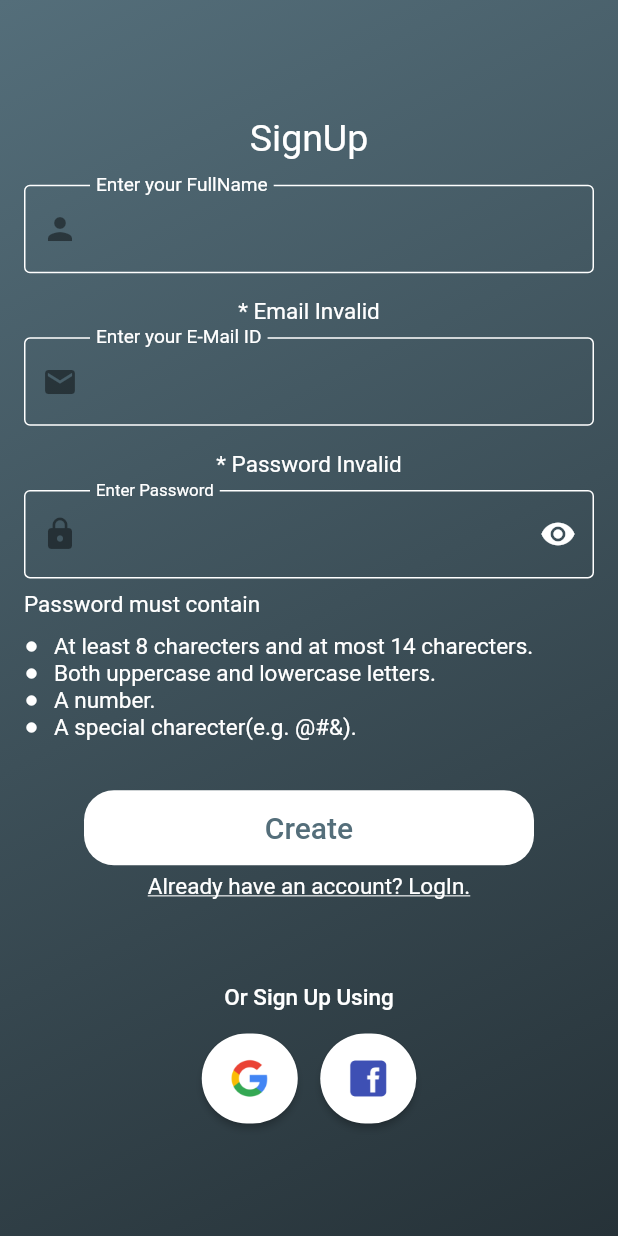
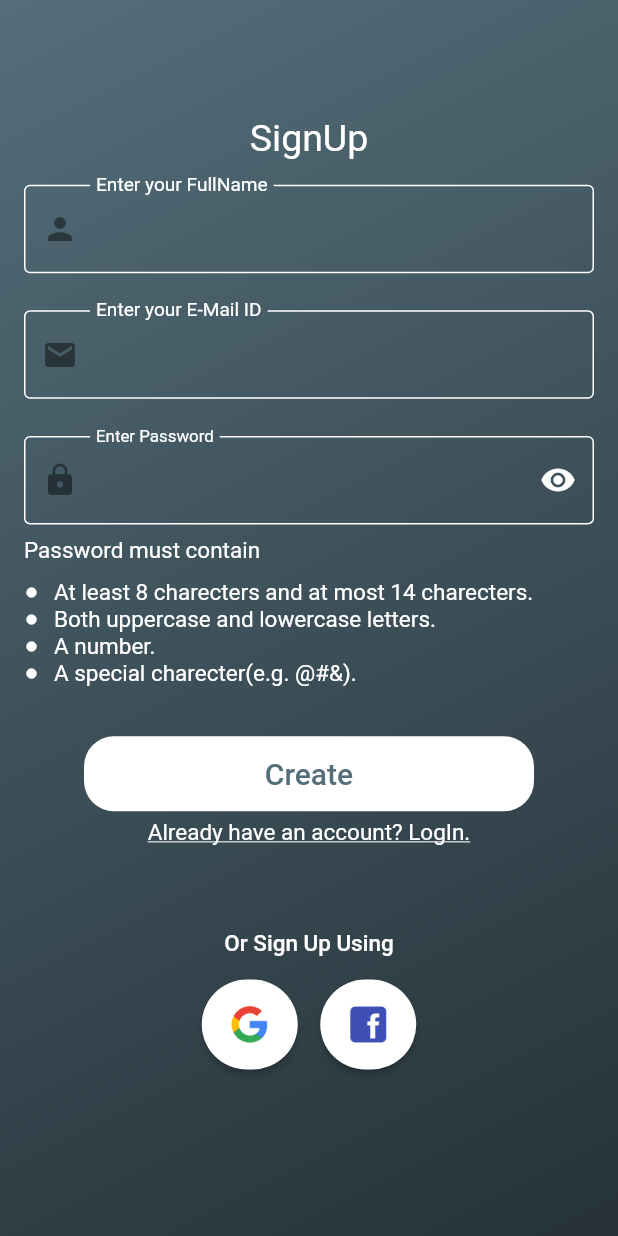
Before and after one commit to Rakibul25/firebase_auth_test, a Flutter app: the SignupScreen screen opened by its route, on a phone screen of 412 x 824 dp. Run offline on Flutter 3.47's test engine with Material 2 defaults, Android fonts, the phone set to English and light mode, and no system bars; our stand-ins replace cloud_firestore, firebase_auth, firebase_core, google_sign_in, share_plus; missing offline and left inert: flutter_facebook_auth; accounts and stored records are empty.

Commit message:
email pass flag visibility

```diff
--- a/lib/views/signupview.dart
+++ b/lib/views/signupview.dart
@@ -75,11 +75,14 @@ class SignupScreen extends StatelessWidget {
                       height:
                           isKeyboard ? size.height * .008 : size.height * .02),
                   //to show email valid or not
-                  Text(
+                  Visibility(
+                    visible: _emailController.text.isNotEmpty,
+                    child: Text(
                       context.watch<UserProvider>().isValidMail()
                           ? 'Email Valid'
                           : '* Email Invalid',
                       style: const TextStyle(color: Colors.white, fontSize: 15),
+                    ),
                   ),
                   SizedBox(
                       height:
@@ -111,11 +114,14 @@ class SignupScreen extends StatelessWidget {
                       height:
                           isKeyboard ? size.height * .008 : size.height * .02),
                   //to show password valid or not
-                  Text(
+                  Visibility(
+                    visible: _passwordController.text.isNotEmpty,
+                    child: Text(
                       context.watch<UserProvider>().isValidPass()
                           ? 'Password Valid'
                           : '* Password Invalid',
                       style: const TextStyle(color: Colors.white, fontSize: 15),
+                    ),
                   ),
                   SizedBox(
                       height:
```
Lines whose indentation alone changed are shown as unchanged.
